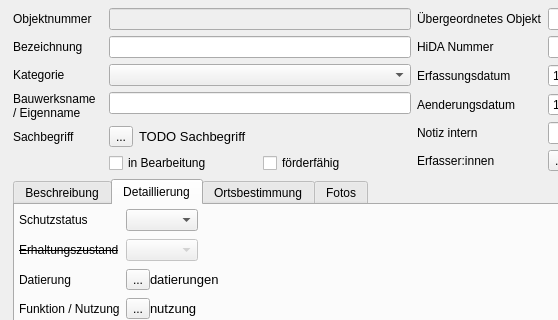
Above: LauQGIS_frontend/objektbereich_form.ui from LausitzBergbaukultur/LauGIS before the change; both pictures show x 0 to 558 and y 0 to 320 of the 825 by 595 pixel window. Below: the same form after it.
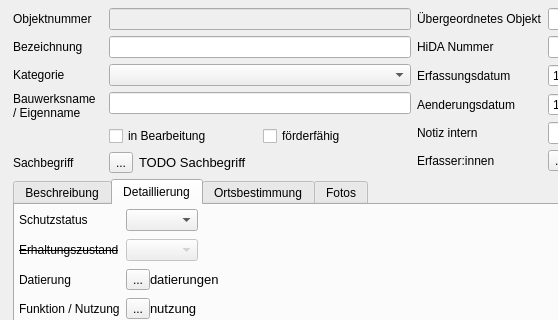
That is the form after the change. Custom widgets are drawn as their Qt base class.

Commit message: implemented sachbegriff picking

Patch:
```diff
--- a/LauQGIS_frontend/objektbereich_form.ui
+++ b/LauQGIS_frontend/objektbereich_form.ui
@@ -124,14 +124,7 @@
           </property>
          </widget>
         </item>
-        <item row="4" column="0">
-         <widget class="QLabel" name="label">
-          <property name="text">
-           <string>Sachbegriff</string>
-          </property>
-         </widget>
-        </item>
-        <item row="5" column="1">
+        <item row="4" column="1">
          <layout class="QHBoxLayout" name="CheckBoxRow">
           <item>
            <widget class="QCheckBox" name="in_bearbeitung">
@@ -149,7 +142,14 @@
           </item>
          </layout>
         </item>
-        <item row="4" column="1">
+        <item row="5" column="0">
+         <widget class="QLabel" name="label">
+          <property name="text">
+           <string>Sachbegriff</string>
+          </property>
+         </widget>
+        </item>
+        <item row="5" column="1">
          <layout class="QHBoxLayout" name="layoutSachbegriff">
           <item>
            <widget class="QToolButton" name="btn_sachbegriff">
```
Left out of the diff: 26 changed lines with no effect on the pictures. The commit also changes 1 other file.
